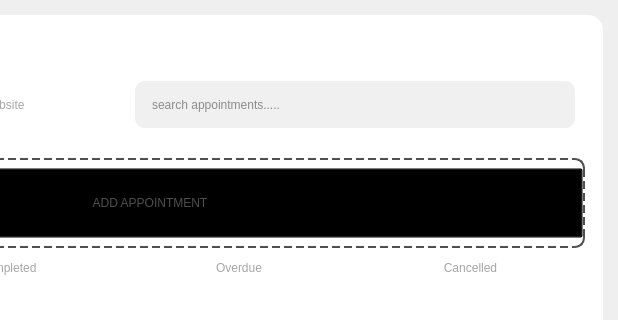
Above: Desktop_Application/Frontend/Home.ui from DreddVDomasian/Petmate-Desktop-Application before the change; both pictures show x 662 to 1280 and y 0 to 320 of the 1280 by 720 pixel window. Below: the same form after it.
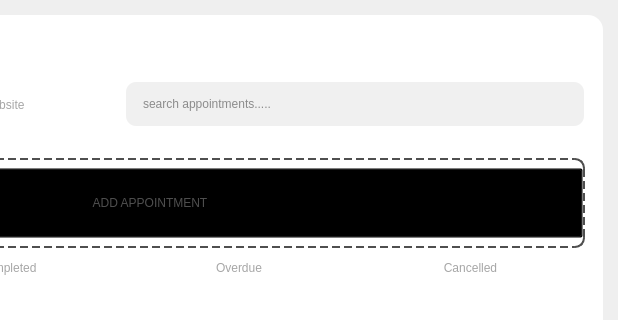
That is the form after the change. The open tabs and pages were chosen to show the change. Icons and pictures are not drawn.

Patch:
```diff
--- a/Desktop_Application/Frontend/Home.ui
+++ b/Desktop_Application/Frontend/Home.ui
@@ -2345,7 +2345,7 @@
                 </layout>
                </widget>
               </item>
-              <item>
+              <item alignment="Qt::AlignVCenter">
                <widget class="QFrame" name="searchframe_2">
                 <property name="sizePolicy">
                  <sizepolicy hsizetype="Preferred" vsizetype="Preferred">
@@ -2363,6 +2363,18 @@
                  <property name="sizeConstraint">
                   <enum>QLayout::SetDefaultConstraint</enum>
                  </property>
+                 <property name="leftMargin">
+                  <number>0</number>
+                 </property>
+                 <property name="topMargin">
+                  <number>0</number>
+                 </property>
+                 <property name="rightMargin">
+                  <number>0</number>
+                 </property>
+                 <property name="bottomMargin">
+                  <number>0</number>
+                 </property>
                  <item>
                   <widget class="QLineEdit" name="searchBar_2">
                    <property name="sizePolicy">
```
Left out of the diff: 19 changed lines with no effect on the pictures.
